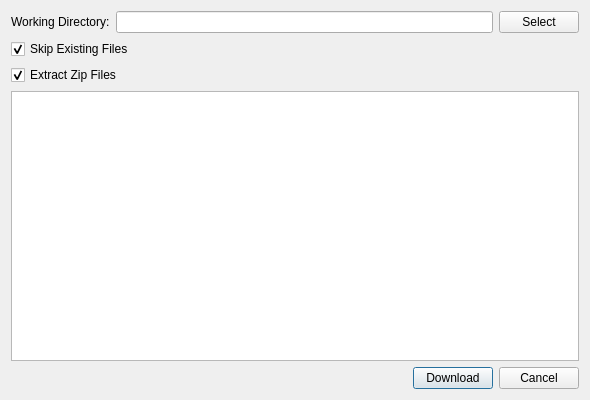
dearyangyu/swing, file module/wildchildanimation/gui/forms/maya/download_dialog.ui: the form before one commit.
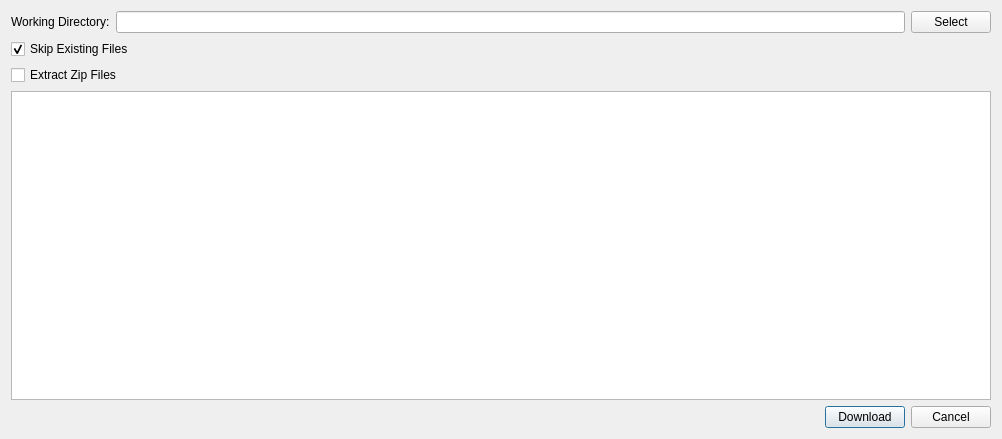
The form after the commit.

Diff of the .ui file:
```diff
--- a/module/wildchildanimation/gui/forms/maya/download_dialog.ui
+++ b/module/wildchildanimation/gui/forms/maya/download_dialog.ui
@@ -6,8 +6,8 @@
    <rect>
     <x>0</x>
     <y>0</y>
-    <width>590</width>
-    <height>400</height>
+    <width>1002</width>
+    <height>439</height>
    </rect>
   </property>
   <property name="windowTitle">
@@ -72,7 +72,7 @@
           <string>Extract Zip Files</string>
          </property>
          <property name="checked">
-          <bool>true</bool>
+          <bool>false</bool>
          </property>
         </widget>
        </item>
@@ -94,7 +94,11 @@
     </layout>
    </item>
    <item>
-    <widget class="QTableWidget" name="tableWidget"/>
+    <widget class="QTableView" name="tableView">
+     <property name="selectionBehavior">
+      <enum>QAbstractItemView::SelectRows</enum>
+     </property>
+    </widget>
    </item>
    <item>
     <layout class="QHBoxLayout" name="horizontalLayout_4">
```
Left out of the diff: 4 changed lines with no effect on the pictures.
